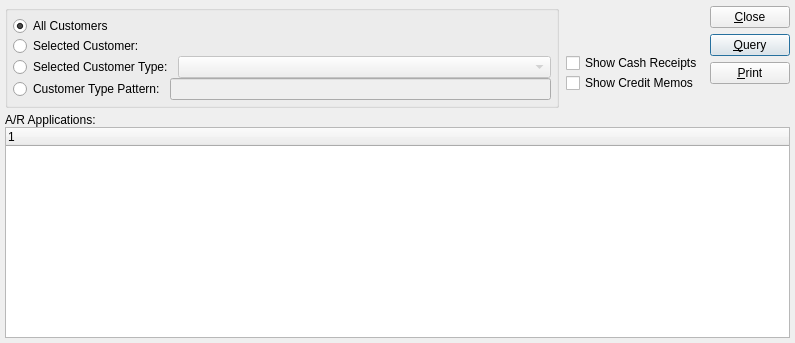
First picture: the form in guiclient/dspARApplications.ui, repository Pegasus-RPG/xtuple-client, before the edit.
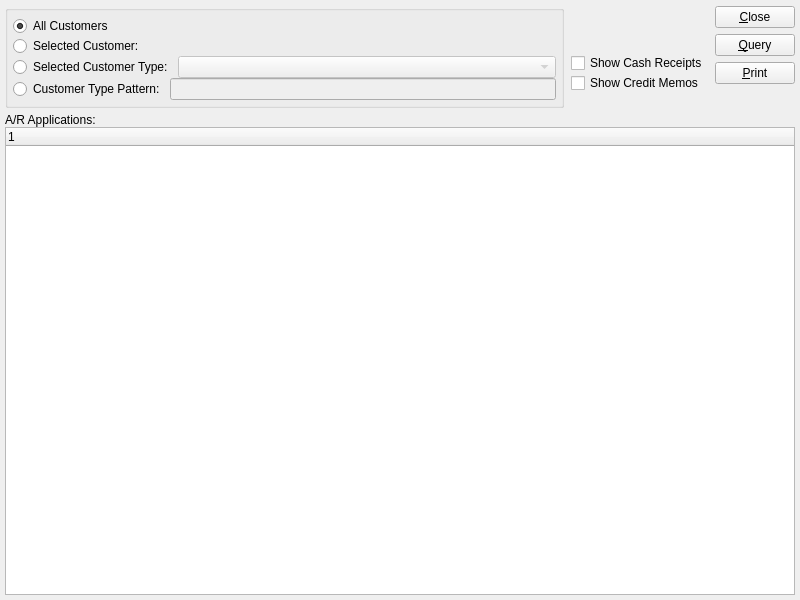
Second picture: the form after the edit. Custom widgets are drawn as their Qt base class.

Commit message: Improve Accelerator keys on Sales Order.  Unflag query button as default on some displays that are not dialogs.

Patch:
```diff
--- a/guiclient/dspARApplications.ui
+++ b/guiclient/dspARApplications.ui
@@ -8,13 +8,13 @@
 is available at www.xtuple.com/CPAL.  By using this software, you agree
 to be bound by its terms.</comment>
  <class>dspARApplications</class>
- <widget class="QWidget" name="dspARApplications" >
-  <property name="geometry" >
+ <widget class="QWidget" name="dspARApplications">
+  <property name="geometry">
    <rect>
     <x>0</x>
     <y>0</y>
-    <width>795</width>
-    <height>343</height>
+    <width>800</width>
+    <height>600</height>
    </rect>
   </property>
   <property name="windowTitle" >
@@ -284,10 +284,7 @@
           <property name="text" >
            <string>&amp;Query</string>
           </property>
-          <property name="autoDefault" >
-           <bool>true</bool>
-          </property>
-          <property name="default" >
+         <property name="autoDefault">
            <bool>true</bool>
           </property>
          </widget>
@@ -358,7 +355,7 @@
     </item>
    </layout>
  </widget>
- <layoutdefault spacing="5" margin="5" />
+ <layoutdefault spacing="5" margin="5"/>
  <pixmapfunction>qPixmapFromMimeSource</pixmapfunction>
  <customwidgets>
   <customwidget>
```
Left out of the diff: 204 changed lines with no effect on the pictures. Lines whose indentation alone changed are shown as unchanged. The commit also changes 8 other files.
